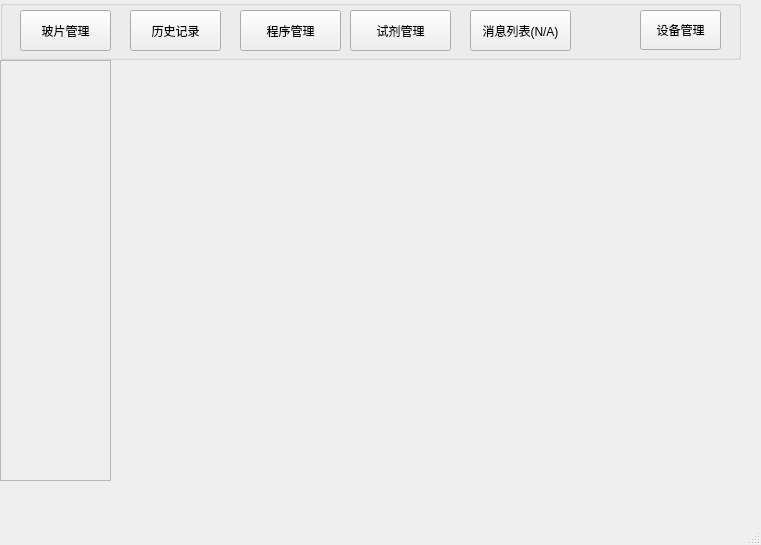
First picture: the form in src/MainWindow.ui, repository GuanhongNie/Scalpel, before the edit.
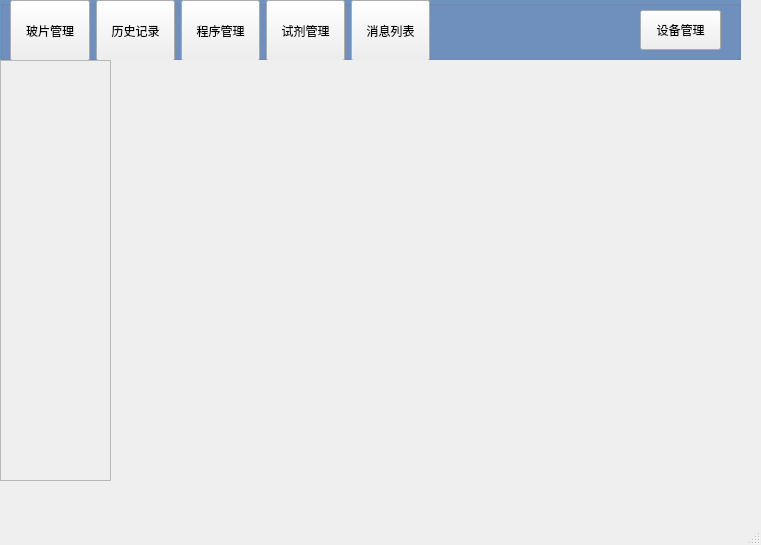
Second picture: the form after the edit.

```diff
--- a/src/MainWindow.ui
+++ b/src/MainWindow.ui
@@ -23,6 +23,9 @@
       <height>60</height>
      </rect>
     </property>
+    <property name="styleSheet">
+     <string notr="true">QGroupBox#grbTop { background-color: #7092BE; }</string>
+    </property>
     <property name="title">
      <string/>
     </property>
@@ -39,17 +42,20 @@
       <string>设备管理</string>
      </property>
     </widget>
+    <widget class="QWidget" name="horizontalLayoutWidget">
+     <property name="geometry">
+      <rect>
+       <x>10</x>
+       <y>0</y>
+       <width>420</width>
+       <height>61</height>
+      </rect>
+     </property>
+     <layout class="QHBoxLayout" name="horizontalLayout">
+      <item>
     <widget class="QPushButton" name="btnSlideManager">
-     <property name="geometry">
-      <rect>
-       <x>20</x>
-       <y>10</y>
-       <width>91</width>
-       <height>41</height>
-      </rect>
-     </property>
      <property name="sizePolicy">
-      <sizepolicy hsizetype="Minimum" vsizetype="Fixed">
+         <sizepolicy hsizetype="Minimum" vsizetype="Minimum">
        <horstretch>0</horstretch>
        <verstretch>0</verstretch>
       </sizepolicy>
@@ -58,17 +64,11 @@
       <string>玻片管理</string>
      </property>
     </widget>
+      </item>
+      <item>
     <widget class="QPushButton" name="btnLabHistory">
-     <property name="geometry">
-      <rect>
-       <x>130</x>
-       <y>10</y>
-       <width>91</width>
-       <height>41</height>
-      </rect>
-     </property>
      <property name="sizePolicy">
-      <sizepolicy hsizetype="Minimum" vsizetype="Fixed">
+         <sizepolicy hsizetype="Minimum" vsizetype="Minimum">
        <horstretch>0</horstretch>
        <verstretch>0</verstretch>
       </sizepolicy>
@@ -83,44 +83,47 @@
       <string>历史记录</string>
      </property>
     </widget>
+      </item>
+      <item>
     <widget class="QPushButton" name="btnProcedureManager">
-     <property name="geometry">
-      <rect>
-       <x>240</x>
-       <y>10</y>
-       <width>101</width>
-       <height>41</height>
-      </rect>
+        <property name="sizePolicy">
+         <sizepolicy hsizetype="Minimum" vsizetype="Minimum">
+          <horstretch>0</horstretch>
+          <verstretch>0</verstretch>
+         </sizepolicy>
      </property>
      <property name="text">
       <string>程序管理</string>
      </property>
     </widget>
+      </item>
+      <item>
     <widget class="QPushButton" name="btnReagentManager">
-     <property name="geometry">
-      <rect>
-       <x>350</x>
-       <y>10</y>
-       <width>101</width>
-       <height>41</height>
-      </rect>
+        <property name="sizePolicy">
+         <sizepolicy hsizetype="Minimum" vsizetype="Minimum">
+          <horstretch>0</horstretch>
+          <verstretch>0</verstretch>
+         </sizepolicy>
      </property>
      <property name="text">
       <string>试剂管理</string>
      </property>
     </widget>
+      </item>
+      <item>
     <widget class="QPushButton" name="btnMessageList">
-     <property name="geometry">
-      <rect>
-       <x>470</x>
-       <y>10</y>
-       <width>101</width>
-       <height>41</height>
-      </rect>
+        <property name="sizePolicy">
+         <sizepolicy hsizetype="Minimum" vsizetype="Minimum">
+          <horstretch>0</horstretch>
+          <verstretch>0</verstretch>
+         </sizepolicy>
      </property>
      <property name="text">
-      <string>消息列表(N/A)</string>
-     </property>
+         <string>消息列表</string>
+        </property>
+       </widget>
+      </item>
+     </layout>
     </widget>
    </widget>
    <widget class="QScrollArea" name="scaDevice">
```
Left out of the diff: 2 changed lines with no effect on the pictures. Lines whose indentation alone changed are shown as unchanged.
